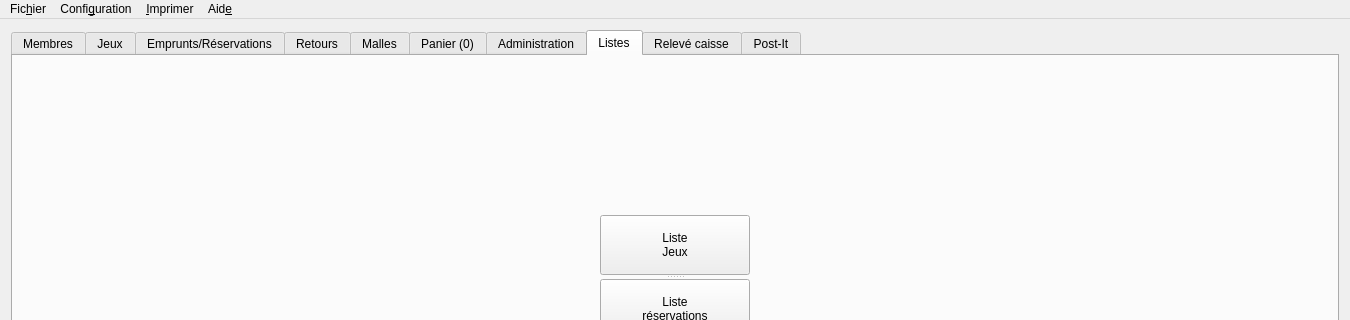
Above: f_mainwindow.ui from nivhg/ludopen before the change; both pictures show x 0 to 1350 and y 0 to 320 of the 1350 by 640 pixel window. Below: the same form after it.
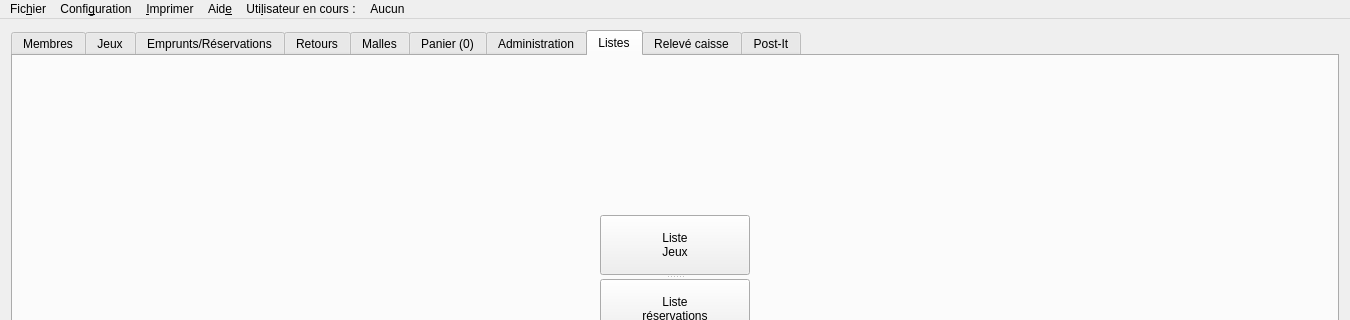
That is the form after the change. Icons and pictures are not drawn.

Commit message: Version 2.04 : Amélioration des réservations suite au nouveau site web, liens entre les jeux, choix utilisateur dans le menu.

Diff of the .ui file:
```diff
--- a/f_mainwindow.ui
+++ b/f_mainwindow.ui
@@ -556,10 +556,25 @@
     </property>
     <addaction name="Menu_Edition_Preferences"/>
    </widget>
+   <widget class="QMenu" name="menuUtilisateurEnCours">
+    <property name="title">
+     <string>Uti&amp;lisateur en cours :</string>
+    </property>
+   </widget>
+   <widget class="QMenu" name="menuUtilisateur">
+    <property name="styleSheet">
+     <string notr="true">color: red</string>
+    </property>
+    <property name="title">
+     <string>Aucun</string>
+    </property>
+   </widget>
    <addaction name="menuFichier"/>
    <addaction name="menu_Edition"/>
    <addaction name="menuImprimer"/>
    <addaction name="menuAide"/>
+   <addaction name="menuUtilisateurEnCours"/>
+   <addaction name="menuUtilisateur"/>
   </widget>
   <action name="Menu_Fichier_Quitter">
    <property name="text">
```
The commit also changes 43 other files.
